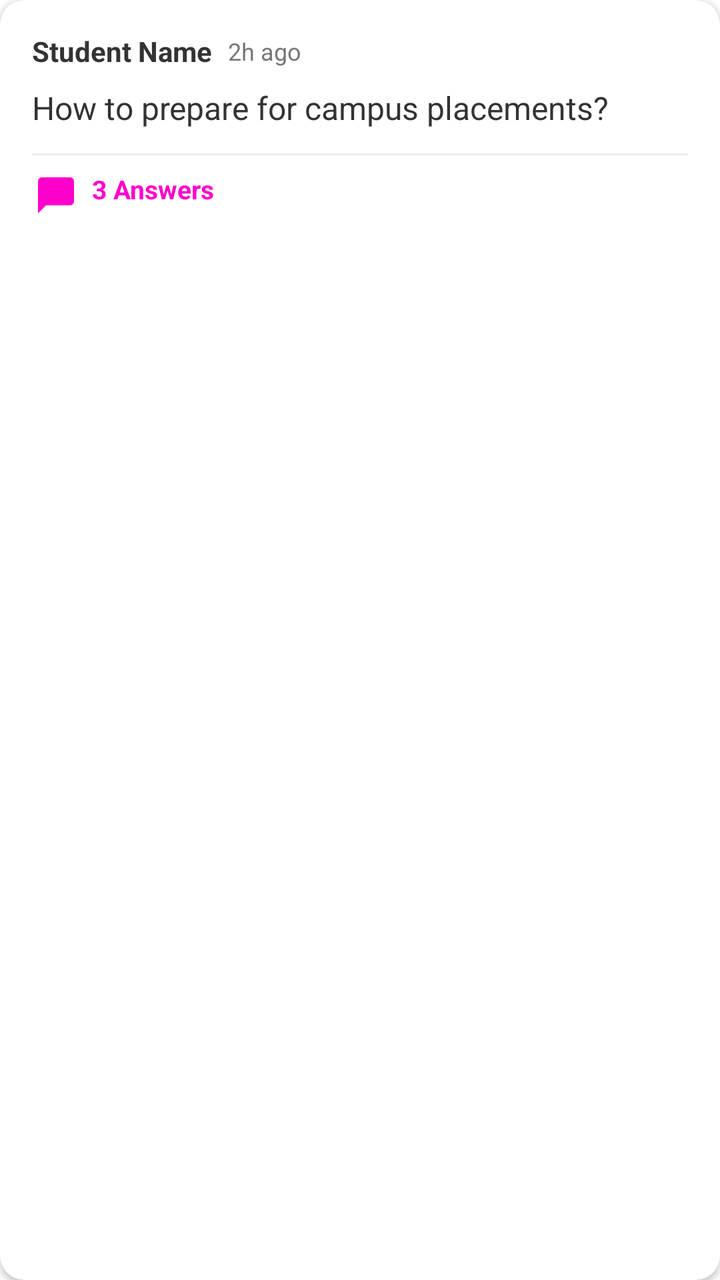
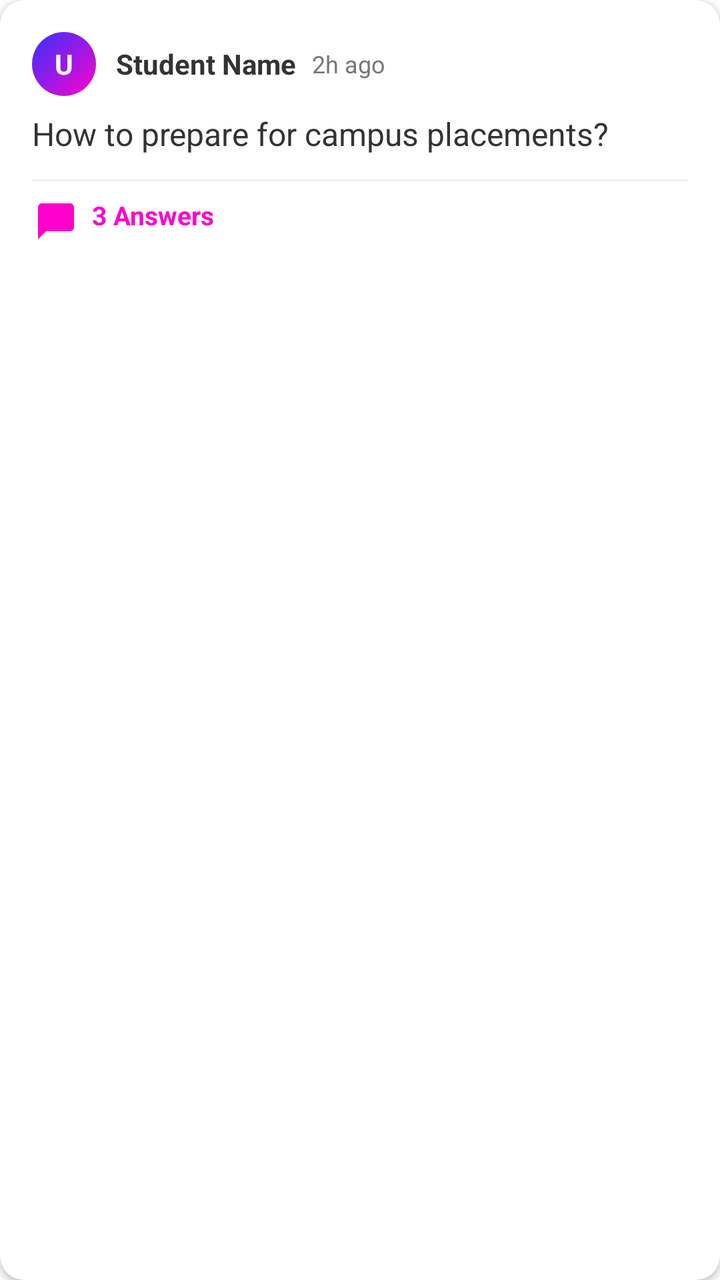

An Android layout rendered at two revisions. The XML below is the earlier revision; the diff shows what the commit changed to produce the second picture.
<!-- AndroidManifest.xml: application theme Theme.MXNexus -->
<!-- res/layout/item_query.xml -->
<?xml version="1.0" encoding="utf-8"?>
<androidx.cardview.widget.CardView
    xmlns:android="http://schemas.android.com/apk/res/android"
    xmlns:app="http://schemas.android.com/apk/res-auto"
    android:layout_width="match_parent"
    android:layout_height="wrap_content"
    android:layout_marginHorizontal="12dp"
    android:layout_marginVertical="6dp"
    app:cardCornerRadius="12dp"
    app:cardElevation="2dp">

    <LinearLayout
        android:layout_width="match_parent"
        android:layout_height="wrap_content"
        android:orientation="vertical"
        android:padding="16dp">

        <LinearLayout
            android:layout_width="match_parent"
            android:layout_height="wrap_content"
            android:orientation="horizontal"
            android:gravity="center_vertical"
            android:layout_marginBottom="8dp">

            <TextView
                android:id="@+id/tvQueryUserName"
                android:layout_width="wrap_content"
                android:layout_height="wrap_content"
                android:text="Student Name"
                android:textStyle="bold"
                android:textColor="@color/text_primary"
                android:textSize="14sp" />

            <TextView
                android:id="@+id/tvQueryTimestamp"
                android:layout_width="0dp"
                android:layout_height="wrap_content"
                android:layout_weight="1"
                android:layout_marginStart="8dp"
                android:text="2h ago"
                android:textColor="@color/text_secondary"
                android:textSize="12sp" />
        </LinearLayout>

        <TextView
            android:id="@+id/tvQueryQuestion"
            android:layout_width="match_parent"
            android:layout_height="wrap_content"
            android:text="How to prepare for campus placements?"
            android:textColor="@color/text_primary"
            android:textSize="16sp"
            android:lineSpacingMultiplier="1.2"
            android:layout_marginBottom="12dp" />

        <View
            android:layout_width="match_parent"
            android:layout_height="1dp"
            android:background="@color/divider"
            android:layout_marginBottom="8dp"/>

        <TextView
            android:id="@+id/tvAnswerCount"
            android:layout_width="wrap_content"
            android:layout_height="wrap_content"
            android:text="3 Answers"
            android:textColor="@color/primary"
            android:textStyle="bold"
            android:textSize="13sp"
            android:drawableStart="@drawable/ic_comment"
            android:drawablePadding="6dp"
            app:drawableTint="@color/primary"/>

    </LinearLayout>
</androidx.cardview.widget.CardView>
<!-- resources referenced by this layout -->
<resources>
  <color name="divider">#EEEEEE</color>
  <color name="primary">#FF00CC</color>
  <color name="text_primary">#333333</color>
  <color name="text_secondary">#777777</color>
  <!-- drawable ic_comment (drawable) -->
  <vector xmlns:android="http://schemas.android.com/apk/res/android"
      android:width="24dp"
      android:height="24dp"
      android:viewportWidth="24"
      android:viewportHeight="24">
    <path
        android:pathData="M21,15c0,1.1 -0.9,2 -2,2H7l-4,4V5c0,-1.1 0.9,-2 2,-2h14c1.1,0 2,0.9 2,2v10z"
        android:fillColor="#666666"/>
  </vector>
  <style name="Theme.MXNexus" parent="Base.Theme.MXNexus" />
  <style name="Base.Theme.MXNexus" parent="Theme.Material3.Light.NoActionBar">
          <item name="colorPrimary">@color/primary</item>
          <item name="colorOnPrimary">@color/surface</item>
          <item name="colorSecondary">@color/accent</item>
          <item name="android:colorBackground">@color/background</item>
          <item name="android:fontFamily">sans-serif</item>
          <item name="android:textColorPrimary">#1A1A2E</item>
          <item name="materialButtonStyle">@style/WhiteTextButton</item>
      </style>
  <color name="surface">#FFFFFF</color>
  <color name="accent">#3333FF</color>
  <color name="background">#FFFFFF</color>
  <style name="WhiteTextButton" parent="Widget.MaterialComponents.Button">
          <item name="android:textColor">#FFFFFF</item>
      </style>
</resources>

<!-- the commit's change to res/layout/item_query.xml (unified diff, before → after) -->
@@ -21,6 +21,31 @@
             android:orientation="horizontal"
             android:gravity="center_vertical"
             android:layout_marginBottom="8dp">
+
+            <FrameLayout
+                android:layout_width="32dp"
+                android:layout_height="32dp"
+                android:layout_marginEnd="10dp">
+
+                <TextView
+                    android:id="@+id/tvQueryInitial"
+                    android:layout_width="match_parent"
+                    android:layout_height="match_parent"
+                    android:background="@drawable/gradient_avatar_bg"
+                    android:gravity="center"
+                    android:text="U"
+                    android:textColor="#FFFFFF"
+                    android:textSize="14sp"
+                    android:textStyle="bold"/>
+
+                <ImageView
+                    android:id="@+id/imgQueryAvatar"
+                    android:layout_width="match_parent"
+                    android:layout_height="match_parent"
+                    android:scaleType="centerCrop"
+                    android:visibility="gone"/>
+
+            </FrameLayout>
 
             <TextView
                 android:id="@+id/tvQueryUserName"
<!-- resource entries referenced after the edit -->
@@ -4,6 +4,15 @@
   <color name="primary">#FF00CC</color>
   <color name="text_primary">#333333</color>
   <color name="text_secondary">#777777</color>
+  <!-- drawable gradient_avatar_bg (drawable) -->
+  <?xml version="1.0" encoding="utf-8"?>
+  <shape xmlns:android="http://schemas.android.com/apk/res/android"
+      android:shape="oval">
+      <gradient
+          android:startColor="#FF00CC"
+          android:endColor="#3333FF"
+          android:angle="135"/>
+  </shape>
   <!-- drawable ic_comment (drawable) -->
   <vector xmlns:android="http://schemas.android.com/apk/res/android"
       android:width="24dp"
